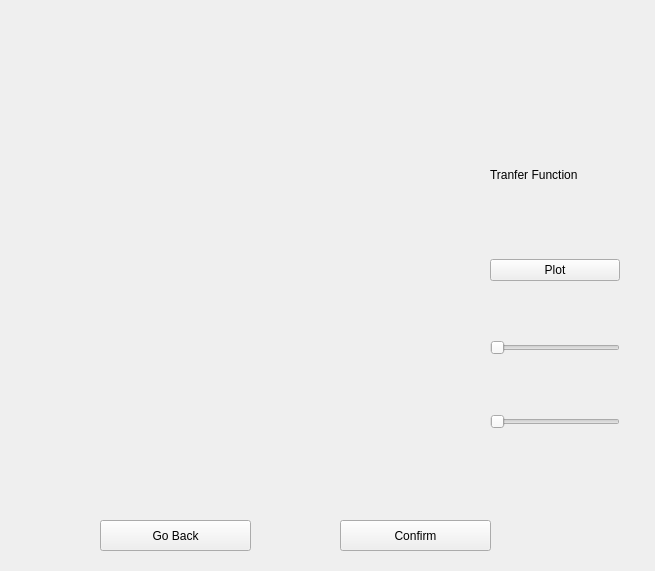
This is mct-usc-dev/bodeplotwindow.ui in Yanbo-Li/mct-test as Qt 5 draws it before an edit. The edited form follows.
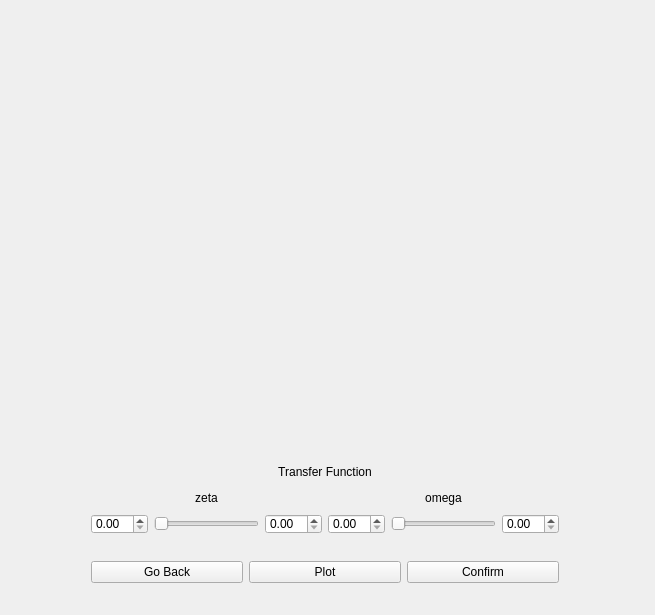
This is the edited form. Custom widgets are drawn as their Qt base class.

Commit message: formatted UI for bodeplotwindow

```diff
--- a/mct-usc-dev/bodeplotwindow.ui
+++ b/mct-usc-dev/bodeplotwindow.ui
@@ -7,7 +7,7 @@
     <x>0</x>
     <y>0</y>
     <width>655</width>
-    <height>571</height>
+    <height>615</height>
    </rect>
   </property>
   <property name="windowTitle">
@@ -19,101 +19,201 @@
      <x>0</x>
      <y>0</y>
      <width>671</width>
-     <height>561</height>
+     <height>631</height>
     </rect>
    </property>
-   <widget class="QPushButton" name="backButton">
-    <property name="geometry">
-     <rect>
-      <x>100</x>
-      <y>520</y>
-      <width>151</width>
-      <height>31</height>
-     </rect>
-    </property>
-    <property name="text">
-     <string>Go Back</string>
-    </property>
-   </widget>
    <widget class="QCustomPlot" name="customPlot" native="true">
     <property name="geometry">
      <rect>
-      <x>30</x>
-      <y>80</y>
-      <width>441</width>
-      <height>421</height>
+      <x>80</x>
+      <y>0</y>
+      <width>481</width>
+      <height>431</height>
      </rect>
     </property>
     <zorder></zorder>
    </widget>
-   <widget class="QPushButton" name="confirmButton">
-    <property name="geometry">
-     <rect>
-      <x>340</x>
-      <y>520</y>
-      <width>151</width>
-      <height>31</height>
-     </rect>
-    </property>
-    <property name="text">
-     <string>Confirm</string>
-    </property>
-   </widget>
    <widget class="QWidget" name="">
     <property name="geometry">
      <rect>
-      <x>490</x>
-      <y>80</y>
-      <width>141</width>
-      <height>421</height>
+      <x>80</x>
+      <y>430</y>
+      <width>490</width>
+      <height>186</height>
      </rect>
     </property>
-    <layout class="QVBoxLayout" name="verticalLayout_3" stretch="0,0,0,0">
-     <property name="spacing">
-      <number>0</number>
-     </property>
-     <property name="leftMargin">
-      <number>0</number>
-     </property>
+    <layout class="QVBoxLayout" name="mainVertLayout">
+     <item>
+      <layout class="QVBoxLayout" name="topVertLayout">
      <item>
       <widget class="QLabel" name="tfLabel">
        <property name="maximumSize">
         <size>
-         <width>250</width>
-         <height>50</height>
+           <width>1000</width>
+           <height>20</height>
         </size>
        </property>
        <property name="text">
-        <string>Tranfer Function</string>
-       </property>
+          <string>Transfer Function</string>
+         </property>
+         <property name="alignment">
+          <set>Qt::AlignCenter</set>
+         </property>
       </widget>
      </item>
      <item>
-      <widget class="QPushButton" name="plotButton">
+        <layout class="QGridLayout" name="gridLayout">
+         <item row="0" column="1">
+          <widget class="QLabel" name="omegaLabel">
+           <property name="maximumSize">
+            <size>
+             <width>16777215</width>
+             <height>20</height>
+            </size>
+           </property>
        <property name="text">
-        <string>Plot</string>
+            <string>omega</string>
+           </property>
+           <property name="alignment">
+            <set>Qt::AlignCenter</set>
+           </property>
+          </widget>
+         </item>
+         <item row="1" column="0">
+          <layout class="QHBoxLayout" name="horizontalLayout_2">
+           <item>
+            <widget class="QDoubleSpinBox" name="zetaMinSpinBox">
+             <property name="maximumSize">
+              <size>
+               <width>16777215</width>
+               <height>20</height>
+              </size>
        </property>
       </widget>
      </item>
      <item>
       <widget class="QSlider" name="zetaSlider">
-       <property name="maximum">
-        <number>122</number>
+             <property name="maximumSize">
+              <size>
+               <width>16777215</width>
+               <height>20</height>
+              </size>
        </property>
        <property name="orientation">
         <enum>Qt::Horizontal</enum>
+             </property>
+            </widget>
+           </item>
+           <item>
+            <widget class="QDoubleSpinBox" name="zetaMaxSpinBox">
+             <property name="maximumSize">
+              <size>
+               <width>16777215</width>
+               <height>20</height>
+              </size>
+             </property>
+            </widget>
+           </item>
+          </layout>
+         </item>
+         <item row="1" column="1">
+          <layout class="QHBoxLayout" name="horizontalLayout_3">
+           <item>
+            <widget class="QDoubleSpinBox" name="omegaMinSpinBox">
+             <property name="maximumSize">
+              <size>
+               <width>16777215</width>
+               <height>20</height>
+              </size>
        </property>
       </widget>
      </item>
      <item>
       <widget class="QSlider" name="omegaSlider">
+             <property name="maximumSize">
+              <size>
+               <width>16777215</width>
+               <height>20</height>
+              </size>
+             </property>
        <property name="orientation">
         <enum>Qt::Horizontal</enum>
        </property>
       </widget>
      </item>
-    </layout>
-   </widget>
+           <item>
+            <widget class="QDoubleSpinBox" name="omegaMaxSpinBox">
+             <property name="maximumSize">
+              <size>
+               <width>16777215</width>
+               <height>20</height>
+              </size>
+             </property>
+            </widget>
+           </item>
+          </layout>
+         </item>
+         <item row="0" column="0">
+          <widget class="QLabel" name="zetaLabel">
+           <property name="maximumSize">
+            <size>
+             <width>16777215</width>
+             <height>20</height>
+            </size>
+           </property>
+           <property name="text">
+            <string>zeta</string>
+           </property>
+           <property name="alignment">
+            <set>Qt::AlignCenter</set>
+           </property>
+          </widget>
+         </item>
+        </layout>
+       </item>
+      </layout>
+     </item>
+     <item>
+      <layout class="QHBoxLayout" name="horizontalLayout">
+       <item>
+        <widget class="QPushButton" name="backButton">
+         <property name="text">
+          <string>Go Back</string>
+         </property>
+        </widget>
+       </item>
+       <item>
+        <widget class="QPushButton" name="plotButton">
+         <property name="text">
+          <string>Plot</string>
+         </property>
+        </widget>
+       </item>
+       <item>
+        <widget class="QPushButton" name="confirmButton">
+         <property name="text">
+          <string>Confirm</string>
+         </property>
+        </widget>
+       </item>
+      </layout>
+     </item>
+    </layout>
+   </widget>
+   <zorder>backButton</zorder>
+   <zorder>customPlot</zorder>
+   <zorder>confirmButton</zorder>
+   <zorder>zetaSlider</zorder>
+   <zorder>zetaMinSpinBox</zorder>
+   <zorder>zetaMaxSpinBox</zorder>
+   <zorder>tfLabel</zorder>
+   <zorder>plotButton</zorder>
+   <zorder>zetaLabel</zorder>
+   <zorder>omegaMinSpinBox</zorder>
+   <zorder>omegaLabel</zorder>
+   <zorder>omegaSlider</zorder>
+   <zorder>omegaMaxSpinBox</zorder>
+   <zorder>zetaLabel</zorder>
   </widget>
  </widget>
  <layoutdefault spacing="6" margin="11"/>
```
Left out of the diff: 6 changed lines with no effect on the pictures. Lines whose indentation alone changed are shown as unchanged. The commit also changes 1 other file.
